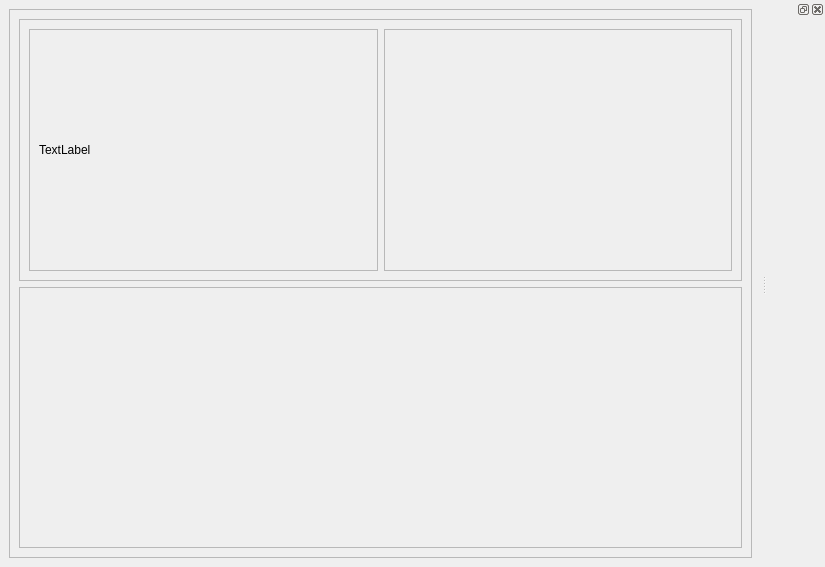
This is app.ui in Briant2001/camara_Python as Qt 5 draws it before an edit. The edited form follows.
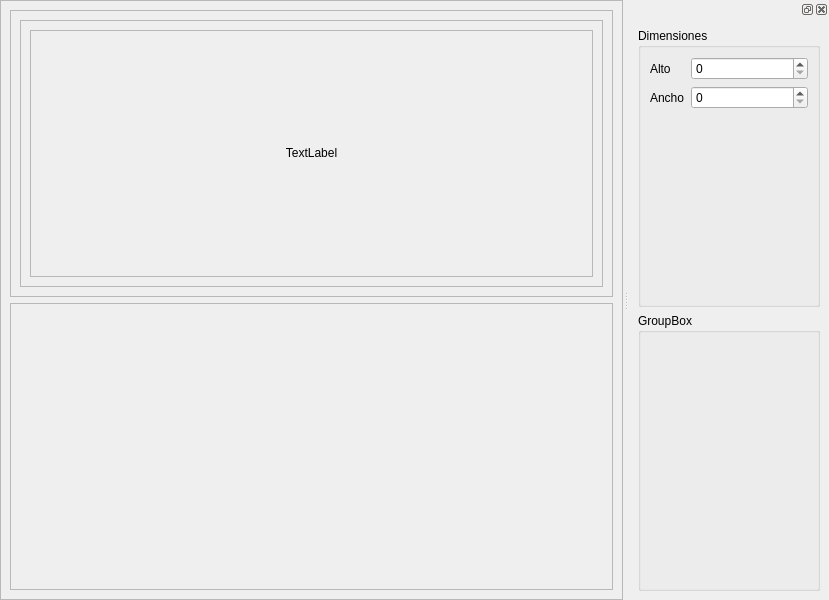
This is the edited form.

Patch:
```diff
--- a/app.ui
+++ b/app.ui
@@ -6,16 +6,31 @@
    <rect>
     <x>0</x>
     <y>0</y>
-    <width>825</width>
-    <height>567</height>
+    <width>829</width>
+    <height>600</height>
    </rect>
   </property>
   <property name="windowTitle">
    <string>MainWindow</string>
   </property>
   <widget class="QWidget" name="centralwidget">
-   <layout class="QHBoxLayout" name="horizontalLayout">
-    <item>
+   <layout class="QGridLayout" name="gridLayout">
+    <property name="leftMargin">
+     <number>0</number>
+    </property>
+    <property name="topMargin">
+     <number>0</number>
+    </property>
+    <property name="rightMargin">
+     <number>0</number>
+    </property>
+    <property name="bottomMargin">
+     <number>0</number>
+    </property>
+    <property name="spacing">
+     <number>0</number>
+    </property>
+    <item row="0" column="0">
      <widget class="QFrame" name="frame">
       <property name="frameShape">
        <enum>QFrame::StyledPanel</enum>
@@ -23,7 +38,7 @@
       <property name="frameShadow">
        <enum>QFrame::Raised</enum>
       </property>
-      <layout class="QVBoxLayout" name="verticalLayout">
+      <layout class="QVBoxLayout" name="verticalLayout" stretch="1,1">
        <item>
         <widget class="QFrame" name="frame_2">
          <property name="frameShape">
@@ -32,34 +47,64 @@
          <property name="frameShadow">
           <enum>QFrame::Raised</enum>
          </property>
-         <layout class="QHBoxLayout" name="horizontalLayout_2">
-          <item>
-           <widget class="QFrame" name="frame_4">
-            <property name="frameShape">
-             <enum>QFrame::StyledPanel</enum>
+         <layout class="QGridLayout" name="gridLayout_2">
+          <item row="0" column="0">
+           <widget class="QScrollArea" name="scrollArea">
+            <property name="widgetResizable">
+             <bool>true</bool>
             </property>
-            <property name="frameShadow">
-             <enum>QFrame::Raised</enum>
-            </property>
-            <layout class="QGridLayout" name="gridLayout">
-             <item row="0" column="0">
-              <widget class="QLabel" name="lbl_img">
-               <property name="text">
-                <string>TextLabel</string>
-               </property>
-              </widget>
-             </item>
-            </layout>
-           </widget>
-          </item>
-          <item>
-           <widget class="QFrame" name="frame_5">
-            <property name="frameShape">
-             <enum>QFrame::StyledPanel</enum>
-            </property>
-            <property name="frameShadow">
-             <enum>QFrame::Raised</enum>
-            </property>
+            <widget class="QWidget" name="scrollAreaWidgetContents_2">
+             <property name="geometry">
+              <rect>
+               <x>0</x>
+               <y>0</y>
+               <width>583</width>
+               <height>265</height>
+              </rect>
+             </property>
+             <layout class="QHBoxLayout" name="horizontalLayout">
+              <item>
+               <widget class="QFrame" name="frame_content">
+                <property name="frameShape">
+                 <enum>QFrame::StyledPanel</enum>
+                </property>
+                <property name="frameShadow">
+                 <enum>QFrame::Raised</enum>
+                </property>
+                <layout class="QVBoxLayout" name="verticalLayout_3">
+                 <property name="spacing">
+                  <number>0</number>
+                 </property>
+                 <property name="leftMargin">
+                  <number>0</number>
+                 </property>
+                 <property name="topMargin">
+                  <number>0</number>
+                 </property>
+                 <property name="rightMargin">
+                  <number>0</number>
+                 </property>
+                 <property name="bottomMargin">
+                  <number>0</number>
+                 </property>
+                 <item>
+                  <widget class="QLabel" name="lbl_img">
+                   <property name="enabled">
+                    <bool>true</bool>
+                   </property>
+                   <property name="layoutDirection">
+                    <enum>Qt::LeftToRight</enum>
+                   </property>
+                   <property name="text">
+                    <string>&lt;html&gt;&lt;head/&gt;&lt;body&gt;&lt;p align=&quot;center&quot;&gt;TextLabel&lt;/p&gt;&lt;/body&gt;&lt;/html&gt;</string>
+                   </property>
+                  </widget>
+                 </item>
+                </layout>
+               </widget>
+              </item>
+             </layout>
+            </widget>
            </widget>
           </item>
          </layout>
@@ -81,10 +126,65 @@
    </layout>
   </widget>
   <widget class="QDockWidget" name="dockWidget">
+   <property name="minimumSize">
+    <size>
+     <width>200</width>
+     <height>152</height>
+    </size>
+   </property>
+   <property name="maximumSize">
+    <size>
+     <width>524269</width>
+     <height>524285</height>
+    </size>
+   </property>
    <attribute name="dockWidgetArea">
     <number>2</number>
    </attribute>
-   <widget class="QWidget" name="dockWidgetContents"/>
+   <widget class="QWidget" name="dockWidgetContents">
+    <layout class="QVBoxLayout" name="verticalLayout_2">
+     <item>
+      <widget class="QGroupBox" name="groupBox">
+       <property name="title">
+        <string>Dimensiones</string>
+       </property>
+       <layout class="QGridLayout" name="gridLayout_4">
+        <item row="0" column="1">
+         <layout class="QFormLayout" name="formLayout">
+          <item row="0" column="0">
+           <widget class="QLabel" name="label">
+            <property name="text">
+             <string>Alto</string>
+            </property>
+           </widget>
+          </item>
+          <item row="0" column="1">
+           <widget class="QSpinBox" name="spin_alto"/>
+          </item>
+          <item row="1" column="0">
+           <widget class="QLabel" name="label_2">
+            <property name="text">
+             <string>Ancho</string>
+            </property>
+           </widget>
+          </item>
+          <item row="1" column="1">
+           <widget class="QSpinBox" name="spin_ancho"/>
+          </item>
+         </layout>
+        </item>
+       </layout>
+      </widget>
+     </item>
+     <item>
+      <widget class="QGroupBox" name="groupBox_2">
+       <property name="title">
+        <string>GroupBox</string>
+       </property>
+      </widget>
+     </item>
+    </layout>
+   </widget>
   </widget>
  </widget>
  <resources/>
```
